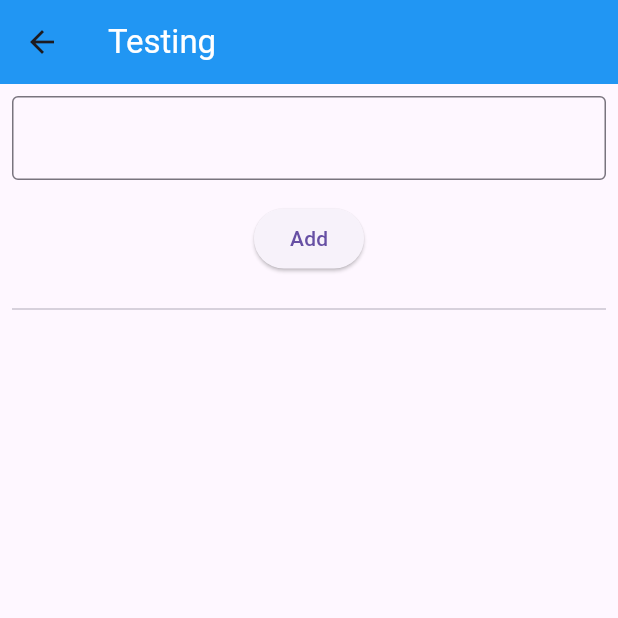
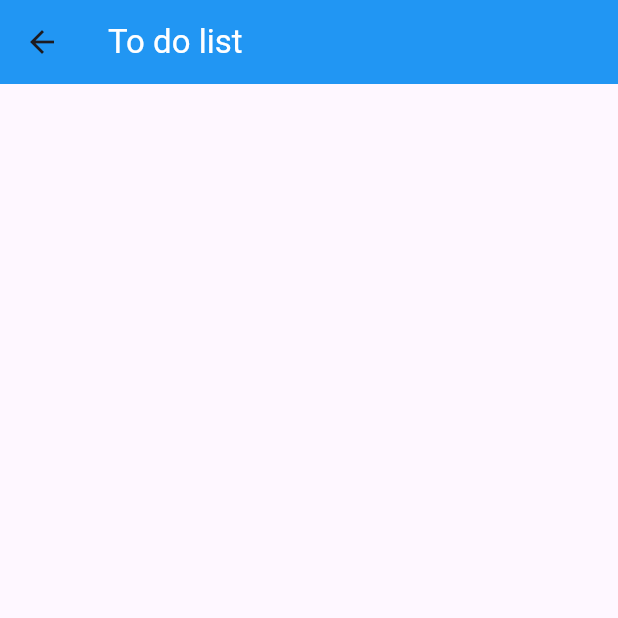
Before and after one commit to Firuz43/flutternotes, a Flutter app: the NotesView screen opened directly, on a phone screen of 412 x 824 dp, the top half of it. Run offline on Flutter 3.47's test engine with Material 3 defaults, Android fonts, the phone set to English and light mode, and no system bars; our stand-ins replace firebase_auth, firebase_core; accounts and stored records are empty.

Commit message:
creating to do list app

```diff
--- a/lib/main.dart
+++ b/lib/main.dart
@@ -6,6 +6,7 @@ import 'package:flutternotes/projects/shopping_cart_app.dart';
 import 'package:flutternotes/projects/shopping_practice.dart';
 import 'package:flutternotes/projects/test.dart';
 import 'package:flutternotes/projects/testing.dart';
+import 'package:flutternotes/projects/to_do_list_app.dart';
 import 'package:flutternotes/views/bmi_calc.dart';
 import 'package:flutternotes/views/calculator.dart';
 import 'package:flutternotes/views/counter.dart';
@@ -94,7 +95,8 @@ class _NotesViewState extends State<NotesView> {
       // body: ShoppingCartApp(),
       // body: ShoppingPractice(),
       // body: Test(),
-      body: Testing(),
+      // body: Testing(),
+      body: ToDoListApp(),
     );
   }
 }
--- /dev/null
+++ b/lib/projects/to_do_list_app.dart
@@ -0,0 +1,23 @@
+import 'package:flutter/material.dart';
+
+class ToDoListApp extends StatefulWidget {
+  const ToDoListApp({super.key});
+
+  @override
+  State<ToDoListApp> createState() => _ToDoListAppState();
+}
+
+class _ToDoListAppState extends State<ToDoListApp> {
+  @override
+  Widget build(BuildContext context) {
+    return Scaffold(
+      appBar: AppBar(
+        title: Text(
+          "To do list",
+          style: TextStyle(color: Colors.white),
+          ),
+        backgroundColor: Colors.blue,
+      ),
+    );
+  }
+}
```
